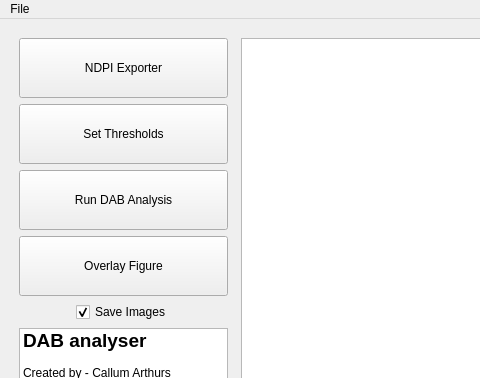
Before: the Qt Designer form scripts/DAB_layout.ui in c-arthurs/QuArray, drawn with Qt 5; both pictures show x 0 to 480 and y 0 to 378 of the 860 by 708 pixel window.
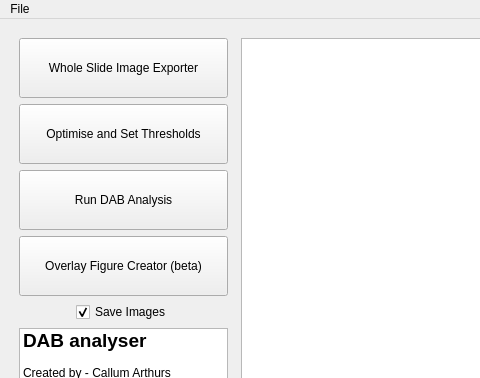
After: the same form once the commit is applied.

Commit message: changed button titles

What changed in the file:
```diff
--- a/scripts/DAB_layout.ui
+++ b/scripts/DAB_layout.ui
@@ -46,7 +46,7 @@
            </size>
           </property>
           <property name="text">
-           <string>NDPI Exporter</string>
+           <string>Whole Slide Image Exporter</string>
           </property>
          </widget>
         </item>
@@ -59,7 +59,7 @@
            </size>
           </property>
           <property name="text">
-           <string>Set Thresholds</string>
+           <string>Optimise and Set Thresholds</string>
           </property>
           <property name="iconSize">
            <size>
@@ -103,7 +103,7 @@
            </size>
           </property>
           <property name="text">
-           <string>Overlay Figure</string>
+           <string>Overlay Figure Creator (beta)</string>
           </property>
           <property name="iconSize">
            <size>
```
The commit also changes 3 other files.
